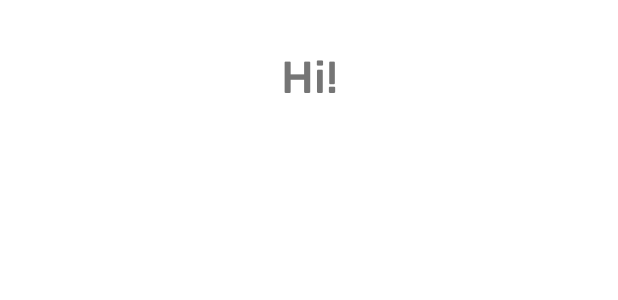
After one commit to LouisZ-123/ProjectWingit, an Android app: the layout user_account_header.xml on its own in the app's theme, with its tools: preview values and no code run, on a phone screen of 412 x 824 dp. The commit adds this screen. Shown: the top 300 px of the screen. Run offline under Robolectric (Android 15) with nearby library versions, the phone set to English and light mode, and no system bars.

Commit message:
Created user account initial page
user account page uses navigation view to show the items

```diff
--- /dev/null
+++ b/app/src/main/res/font/rubik_medium_italic.xml
@@ -0,0 +1,7 @@
+<?xml version="1.0" encoding="utf-8"?>
+<font-family xmlns:app="http://schemas.android.com/apk/res-auto"
+        app:fontProviderAuthority="com.google.android.gms.fonts"
+        app:fontProviderPackage="com.google.android.gms"
+        app:fontProviderQuery="name=Rubik&amp;weight=500&amp;italic=1"
+        app:fontProviderCerts="@array/com_google_android_gms_fonts_certs">
+</font-family>
--- a/app/src/main/res/layout/activity_main.xml
+++ b/app/src/main/res/layout/activity_main.xml
@@ -7,7 +7,6 @@
     android:layout_height="match_parent"
     tools:context=".MainActivity"
     android:id="@+id/DrawerLayout">
-
 
     <RelativeLayout
         android:layout_width="match_parent"
@@ -29,7 +28,6 @@
             app:menu="@menu/menu"
             />
 
-
     </RelativeLayout>
 
     <com.google.android.material.navigation.NavigationView
@@ -41,7 +39,7 @@
         app:headerLayout="@layout/hamburger_header"
         >
 
-
     </com.google.android.material.navigation.NavigationView>
 
+
 </androidx.drawerlayout.widget.DrawerLayout>
--- /dev/null
+++ b/app/src/main/res/layout/user_account_header.xml
@@ -0,0 +1,20 @@
+<?xml version="1.0" encoding="utf-8"?>
+<LinearLayout xmlns:android="http://schemas.android.com/apk/res/android"
+    xmlns:app="http://schemas.android.com/apk/res-auto"
+    xmlns:tools="http://schemas.android.com/tools"
+    android:layout_width="match_parent"
+    android:layout_height="wrap_content"
+    tools:context=".UserAccount">
+
+
+    <TextView
+        android:layout_width="match_parent"
+        android:layout_height="wrap_content"
+        android:fontFamily="@font/rubik_medium_italic"
+        android:text="@string/welcome"
+        android:textAlignment="center"
+        android:layout_marginTop="30sp"
+        android:layout_marginBottom="30sp"
+        android:textSize="30sp" />
+
+</LinearLayout>
--- a/app/src/main/res/values/colors.xml
+++ b/app/src/main/res/values/colors.xml
@@ -8,4 +8,5 @@
     <color name="black">#FF000000</color>
     <color name="white">#FFFFFFFF</color>
     <color name="primary">#ff9e22</color>
+    <color name="secondary">#ffc77d</color>
 </resources>
--- a/app/src/main/res/values/preloaded_fonts.xml
+++ b/app/src/main/res/values/preloaded_fonts.xml
@@ -1,6 +1,9 @@
 <?xml version="1.0" encoding="utf-8"?>
 <resources>
     <array name="preloaded_fonts" translatable="false">
+        <item>@font/rubik</item>
         <item>@font/rubik_bold</item>
+        <item>@font/rubik_italic</item>
+        <item>@font/rubik_medium_italic</item>
     </array>
 </resources>
```
Also changed, not shown: app/src/main/java/com/example/projectwingit/UserAccount.java (+21 -1 lines), app/src/main/res/drawable/ic_characteristics.xml (added, +10 -0 lines), app/src/main/res/drawable/ic_create_account.xml (added, +10 -0 lines), app/src/main/res/drawable/ic_login.xml (added, +10 -0 lines), app/src/main/res/font/rubik.xml (added, +7 -0 lines), app/src/main/res/font/rubik_italic.xml (added, +7 -0 lines), app/src/main/res/layout/activity_user_account.xml (+12 -8 lines), app/src/main/res/menu/user_account_items.xml (added, +29 -0 lines), app/src/main/res/values/strings.xml (+6 -1 lines), app/src/main/res/values/themes.xml (+8 -0 lines).
